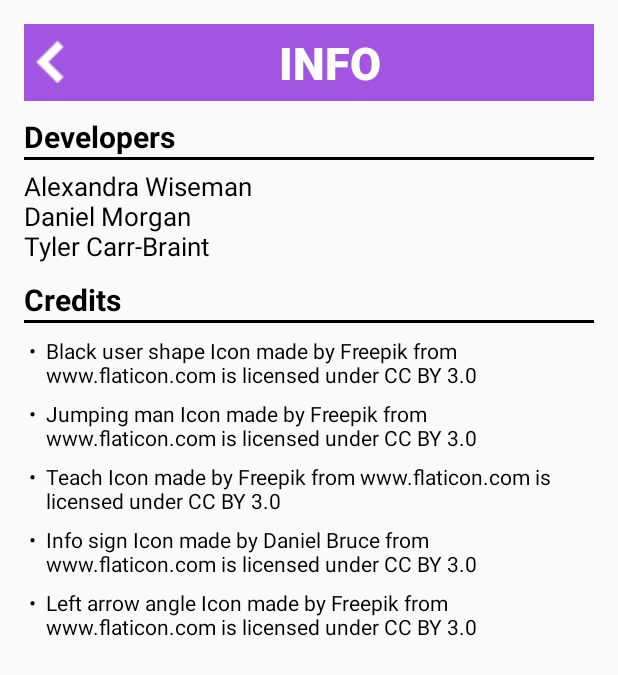
After one commit to alexandrawiseman/Interactive-Android-Beacon-System, an Android app: the InfoActivity screen opened directly, with no data from a screen before it, on a phone screen of 412 x 824 dp. The commit adds this screen. Shown: the top 675 px of the screen. Run offline under Robolectric (Android 15) with nearby library versions, the phone set to English and light mode, and no system bars.

Commit message:
Adding in Info Screen
Added the xml file for info screen layout with developer and credit
information.

```diff
--- a/InteractiveAndroidBeaconSystem/app/src/main/AndroidManifest.xml
+++ b/InteractiveAndroidBeaconSystem/app/src/main/AndroidManifest.xml
@@ -16,6 +16,11 @@
                 <category android:name="android.intent.category.LAUNCHER" />
             </intent-filter>
         </activity>
+        <activity
+            android:name=".InfoActivity"
+            android:label="@string/title_activity_info"
+            android:parentActivityName=".MainMenu">
+        </activity>
     </application>
 
 </manifest>
--- /dev/null
+++ b/InteractiveAndroidBeaconSystem/app/src/main/java/com/tcarrbraint/dmorgan/awiseman/interactiveandroidbeaconsystem/InfoActivity.java
@@ -0,0 +1,32 @@
+package com.tcarrbraint.dmorgan.awiseman.interactiveandroidbeaconsystem;
+
+import android.app.Activity;
+import android.content.Intent;
+import android.os.Bundle;
+import android.view.View;
+import android.widget.Button;
+
+public class InfoActivity extends Activity
+{
+
+    private Button mBackButton;
+    @Override
+    protected void onCreate(Bundle savedInstanceState)
+    {
+        super.onCreate(savedInstanceState);
+        setContentView(R.layout.activity_info);
+
+        mBackButton = (Button) findViewById(R.id.info_back_button);
+        mBackButton.setOnClickListener(new View.OnClickListener()
+        {
+            @Override
+            public void onClick(View v)
+            {
+                Intent mainMenuIntent = new Intent(InfoActivity.this, MainMenu.class);
+                mainMenuIntent.addFlags(Intent.FLAG_ACTIVITY_CLEAR_TOP);
+                startActivity(mainMenuIntent);
+            }
+        });
+    }
+
+}
--- a/InteractiveAndroidBeaconSystem/app/src/main/java/com/tcarrbraint/dmorgan/awiseman/interactiveandroidbeaconsystem/MainMenu.java
+++ b/InteractiveAndroidBeaconSystem/app/src/main/java/com/tcarrbraint/dmorgan/awiseman/interactiveandroidbeaconsystem/MainMenu.java
@@ -1,6 +1,7 @@
 package com.tcarrbraint.dmorgan.awiseman.interactiveandroidbeaconsystem;
 
 import android.app.Activity;
+import android.content.Intent;
 import android.os.Bundle;
 import android.view.MotionEvent;
 import android.view.View;
@@ -100,5 +101,15 @@ public class MainMenu extends Activity
             }
         });
 
+        mInfoButton.setOnClickListener(new View.OnClickListener()
+        {
+            @Override
+            public void onClick(View v)
+            {
+                Intent infoIntent = new Intent(MainMenu.this, InfoActivity.class);
+                startActivity(infoIntent);
+            }
+        });
+
     }
 }
--- /dev/null
+++ b/InteractiveAndroidBeaconSystem/app/src/main/res/layout/activity_info.xml
@@ -0,0 +1,172 @@
+<?xml version="1.0" encoding="utf-8"?>
+<LinearLayout
+    xmlns:android="http://schemas.android.com/apk/res/android"
+    xmlns:tools="http://schemas.android.com/tools"
+    android:layout_width="match_parent"
+    android:layout_height="match_parent"
+    android:paddingLeft="@dimen/activity_horizontal_margin"
+    android:paddingRight="@dimen/activity_horizontal_margin"
+    android:paddingTop="@dimen/activity_vertical_margin"
+    android:paddingBottom="@dimen/activity_vertical_margin"
+    android:orientation="vertical">
+
+    <LinearLayout
+        android:orientation="horizontal"
+        android:layout_width="match_parent"
+        android:layout_height="wrap_content"
+        android:layout_gravity="center"
+        android:background="@color/main_menu_background">
+
+        <Button
+            android:id="@+id/info_back_button"
+            android:layout_width="match_parent"
+            android:layout_height="wrap_content"
+            android:text="@string/title_activity_info"
+            android:layout_gravity="center"
+            android:textColor="#ffffff"
+            android:textSize="30sp"
+            android:textStyle="bold"
+            android:paddingTop="5dp"
+            android:paddingBottom="5dp"
+            android:background="@color/main_menu_background"
+            android:drawableLeft="@drawable/back_arrow"
+            android:paddingLeft="3dp"
+            android:paddingRight="3dp"/>
+    </LinearLayout>
+
+    <ScrollView
+        android:layout_width="fill_parent"
+        android:layout_height="fill_parent">
+
+        <LinearLayout
+            android:orientation="vertical"
+            android:layout_width="match_parent"
+            android:layout_height="wrap_content">
+
+            <LinearLayout
+                android:orientation="vertical"
+                android:layout_width="match_parent"
+                android:layout_height="wrap_content"
+                android:paddingTop="10dp">
+
+                <TextView
+                    android:layout_width="wrap_content"
+                    android:layout_height="wrap_content"
+                    android:text="@string/developers_title"
+                    android:textColor="#000000"
+                    android:textSize="20sp"
+                    android:textStyle="bold"/>
+
+                <View
+                    android:layout_height="2dp"
+                    android:layout_width="match_parent"
+                    android:background="#000000" />
+
+                <TextView
+                    android:layout_width="wrap_content"
+                    android:layout_height="wrap_content"
+                    android:paddingTop="5dp"
+                    android:text="@string/developers_paragraph"
+                    android:textColor="#000000"
+                    android:textSize="17sp"/>
+            </LinearLayout>
+
+
+            <LinearLayout
+                android:orientation="vertical"
+                android:layout_width="match_parent"
+                android:layout_height="wrap_content"
+                android:paddingTop="10dp">
+
+                <TextView
+                    android:layout_width="wrap_content"
+                    android:layout_height="wrap_content"
+                    android:text="@string/credits_title"
+                    android:textColor="#000000"
+                    android:textSize="20sp"
+                    android:textStyle="bold"/>
+
+                <View
+                    android:layout_height="2dp"
+                    android:layout_width="match_parent"
+                    android:background="#000000" />
+
+                <TableLayout android:layout_width="match_parent"
+                             android:layout_height="wrap_content"
+                             android:stretchColumns="3"
+                             android:paddingTop="5dp">
+
+                    <TableRow>
+                        <TextView
+                            android:layout_column="1"
+                            android:text="@string/bullet"
+                            android:padding="3dip"
+                            android:textColor="#000000"/>
+                        <TextView
+                            android:text="@string/credit_adult_icon"
+                            android:padding="3dip"
+                            android:layout_weight="1"
+                            android:textColor="#000000"/>
+                    </TableRow>
+
+                    <TableRow>
+                        <TextView
+                            android:layout_column="1"
+                            android:text="@string/bullet"
+                            android:padding="3dip"
+                            android:textColor="#000000"/>
+                        <TextView
+                            android:text="@string/credit_child_icon"
+                            android:padding="3dip"
+                            android:layout_weight="1"
+                            android:textColor="#000000"/>
+                    </TableRow>
+
+                    <TableRow>
+                        <TextView
+                            android:layout_column="1"
+                            android:text="@string/bullet"
+                            android:padding="3dip"
+                            android:textColor="#000000"/>
+                        <TextView
+                            android:text="@string/credit_teacher_icon"
+                            android:padding="3dip"
+                            android:layout_weight="1"
+                            android:textColor="#000000"/>
+                    </TableRow>
+
+                    <TableRow>
+                        <TextView
+                            android:layout_column="1"
+                            android:text="@string/bullet"
+                            android:padding="3dip"
+                            android:textColor="#000000"/>
+                        <TextView
+                            android:text="@string/credit_info_icon"
+                            android:padding="3dip"
+                            android:layout_weight="1"
+                            android:textColor="#000000"/>
+                    </TableRow>
+
+                    <TableRow>
+                        <TextView
+                            android:layout_column="1"
+                            android:text="@string/bullet"
+                            android:padding="3dip"
+                            android:textColor="#000000"/>
+                        <TextView
+                            android:text="@string/credit_arrow_icon"
+                            android:padding="3dip"
+                            android:layout_weight="1"
+                            android:textColor="#000000"/>
+                    </TableRow>
+
+                </TableLayout>
+
+            </LinearLayout>
+
+        </LinearLayout>
+
+    </ScrollView>
+
+</LinearLayout>
--- a/InteractiveAndroidBeaconSystem/app/src/main/res/values-w820dp/dimens.xml
+++ b/InteractiveAndroidBeaconSystem/app/src/main/res/values-w820dp/dimens.xml
@@ -2,4 +2,8 @@
     <!-- Example customization of dimensions originally defined in res/values/dimens.xml
          (such as screen margins) for screens with more than 820dp of available width. This
          would include 7" and 10" devices in landscape (~960dp and ~1280dp respectively). -->
-</resources>
+
+    <!-- Example customization of dimensions originally defined in res/values/dimens.xml
+         (such as screen margins) for screens with more than 820dp of available width. This
+         would include 7" and 10" devices in landscape (~960dp and ~1280dp respectively). -->
+    <dimen name="activity_horizontal_margin">64dp</dimen></resources>
--- a/InteractiveAndroidBeaconSystem/app/src/main/res/values/dimens.xml
+++ b/InteractiveAndroidBeaconSystem/app/src/main/res/values/dimens.xml
@@ -1,3 +1,6 @@
 <resources>
     <!-- Default screen margins, per the Android Design guidelines. -->
-</resources>
+
+    <!-- Default screen margins, per the Android Design guidelines. -->
+    <dimen name="activity_horizontal_margin">16dp</dimen>
+    <dimen name="activity_vertical_margin">16dp</dimen></resources>
--- a/InteractiveAndroidBeaconSystem/app/src/main/res/values/strings.xml
+++ b/InteractiveAndroidBeaconSystem/app/src/main/res/values/strings.xml
@@ -10,4 +10,14 @@
     <string name="content_description_child">CHild Icon</string>
     <string name="content_description_teacher">Teacher Icon</string>
     <string name="content_description_info">Info Icon</string>
+    <string name="title_activity_info">INFO</string>
+    <string name="developers_title">Developers</string>
+    <string name="developers_paragraph">Alexandra Wiseman\nDaniel Morgan\nTyler Carr-Braint</string>
+    <string name="credits_title">Credits</string>
+    <string name="bullet">\u2022</string>
+    <string name="credit_teacher_icon">"Teach" Icon made by Freepik from www.flaticon.com is licensed under CC BY 3.0</string>
+    <string name="credit_child_icon">"Jumping man" Icon made by Freepik from www.flaticon.com is licensed under CC BY 3.0</string>
+    <string name="credit_adult_icon">"Black user shape" Icon made by Freepik from www.flaticon.com is licensed under CC BY 3.0</string>
+    <string name="credit_info_icon">"Info sign" Icon made by Daniel Bruce from www.flaticon.com is licensed under CC BY 3.0</string>
+    <string name="credit_arrow_icon">"Left arrow angle" Icon made by Freepik from www.flaticon.com is licensed under CC BY 3.0</string>
 </resources>
```
Also changed, not shown: InteractiveAndroidBeaconSystem/app/src/main/res/drawable/back_arrow.png (added).
